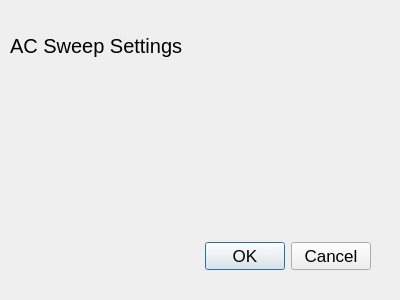
The window that frontend/Graphics/acsweepdialog.ui (ParhamPand/Project1OOP) describes before a commit, drawn with Qt 5.
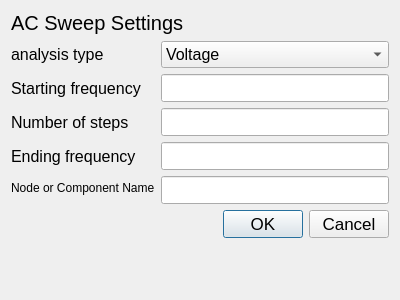
The same window after the commit.

Commit message: Transient analysis finished

Patch:
```diff
--- a/frontend/Graphics/acsweepdialog.ui
+++ b/frontend/Graphics/acsweepdialog.ui
@@ -18,40 +18,124 @@
   <property name="windowTitle">
    <string>Dialog</string>
   </property>
-  <widget class="QDialogButtonBox" name="buttonBox">
-   <property name="geometry">
-    <rect>
-     <x>30</x>
-     <y>240</y>
-     <width>341</width>
-     <height>32</height>
-    </rect>
-   </property>
-   <property name="orientation">
-    <enum>Qt::Orientation::Horizontal</enum>
-   </property>
-   <property name="standardButtons">
-    <set>QDialogButtonBox::StandardButton::Cancel|QDialogButtonBox::StandardButton::Ok</set>
-   </property>
-  </widget>
-  <widget class="QLabel" name="label">
-   <property name="geometry">
-    <rect>
-     <x>10</x>
-     <y>10</y>
-     <width>181</width>
-     <height>71</height>
-    </rect>
-   </property>
-   <property name="font">
-    <font>
-     <pointsize>15</pointsize>
-    </font>
-   </property>
-   <property name="text">
-    <string>AC Sweep Settings</string>
-   </property>
-  </widget>
+  <layout class="QFormLayout" name="formLayout">
+   <item row="0" column="0" colspan="2">
+    <widget class="QLabel" name="label">
+     <property name="font">
+      <font>
+       <pointsize>15</pointsize>
+      </font>
+     </property>
+     <property name="text">
+      <string>AC Sweep Settings</string>
+     </property>
+    </widget>
+   </item>
+   <item row="1" column="0">
+    <widget class="QLabel" name="label_6">
+     <property name="font">
+      <font>
+       <pointsize>12</pointsize>
+      </font>
+     </property>
+     <property name="text">
+      <string>analysis type</string>
+     </property>
+    </widget>
+   </item>
+   <item row="1" column="1">
+    <widget class="QComboBox" name="analysisTypeComboBox">
+     <property name="font">
+      <font>
+       <pointsize>12</pointsize>
+      </font>
+     </property>
+     <property name="currentIndex">
+      <number>0</number>
+     </property>
+     <item>
+      <property name="text">
+       <string>Voltage</string>
+      </property>
+     </item>
+     <item>
+      <property name="text">
+       <string>Current</string>
+      </property>
+     </item>
+    </widget>
+   </item>
+   <item row="2" column="0">
+    <widget class="QLabel" name="label_3">
+     <property name="font">
+      <font>
+       <pointsize>12</pointsize>
+      </font>
+     </property>
+     <property name="text">
+      <string>Starting frequency</string>
+     </property>
+    </widget>
+   </item>
+   <item row="2" column="1">
+    <widget class="QLineEdit" name="startFreqLineEdit"/>
+   </item>
+   <item row="3" column="0">
+    <widget class="QLabel" name="label_2">
+     <property name="font">
+      <font>
+       <pointsize>12</pointsize>
+      </font>
+     </property>
+     <property name="text">
+      <string>Number of steps</string>
+     </property>
+    </widget>
+   </item>
+   <item row="3" column="1">
+    <widget class="QLineEdit" name="numStepsLineEdit"/>
+   </item>
+   <item row="4" column="0">
+    <widget class="QLabel" name="label_4">
+     <property name="font">
+      <font>
+       <pointsize>12</pointsize>
+      </font>
+     </property>
+     <property name="text">
+      <string>Ending frequency</string>
+     </property>
+    </widget>
+   </item>
+   <item row="4" column="1">
+    <widget class="QLineEdit" name="endFreqLineEdit"/>
+   </item>
+   <item row="5" column="0">
+    <widget class="QLabel" name="label_5">
+     <property name="font">
+      <font>
+       <pointsize>9</pointsize>
+      </font>
+     </property>
+     <property name="text">
+      <string>Node or Component Name</string>
+     </property>
+    </widget>
+   </item>
+   <item row="5" column="1">
+    <widget class="QLineEdit" name="outputNameLineEdit"/>
+   </item>
+   <item row="6" column="1">
+    <widget class="QDialogButtonBox" name="buttonBox">
+     <property name="orientation">
+      <enum>Qt::Orientation::Horizontal</enum>
+     </property>
+     <property name="standardButtons">
+      <set>QDialogButtonBox::StandardButton::Cancel|QDialogButtonBox::StandardButton::Ok</set>
+     </property>
+    </widget>
+   </item>
+  </layout>
  </widget>
  <resources/>
  <connections>
```
The commit also changes 30 other files.
